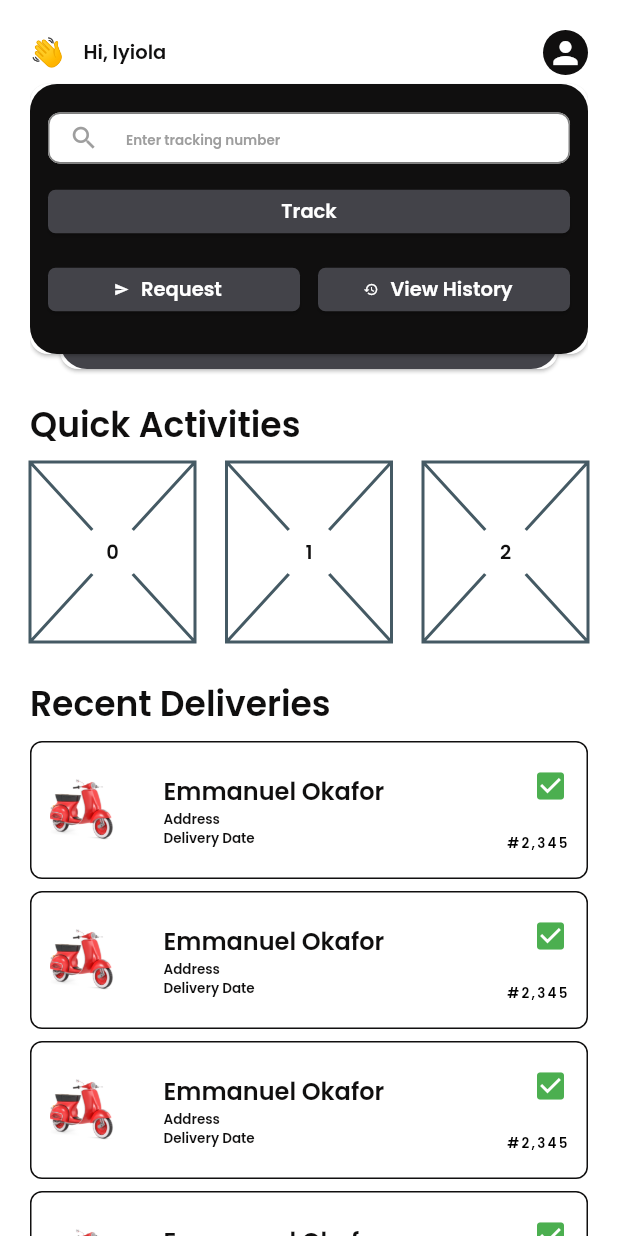
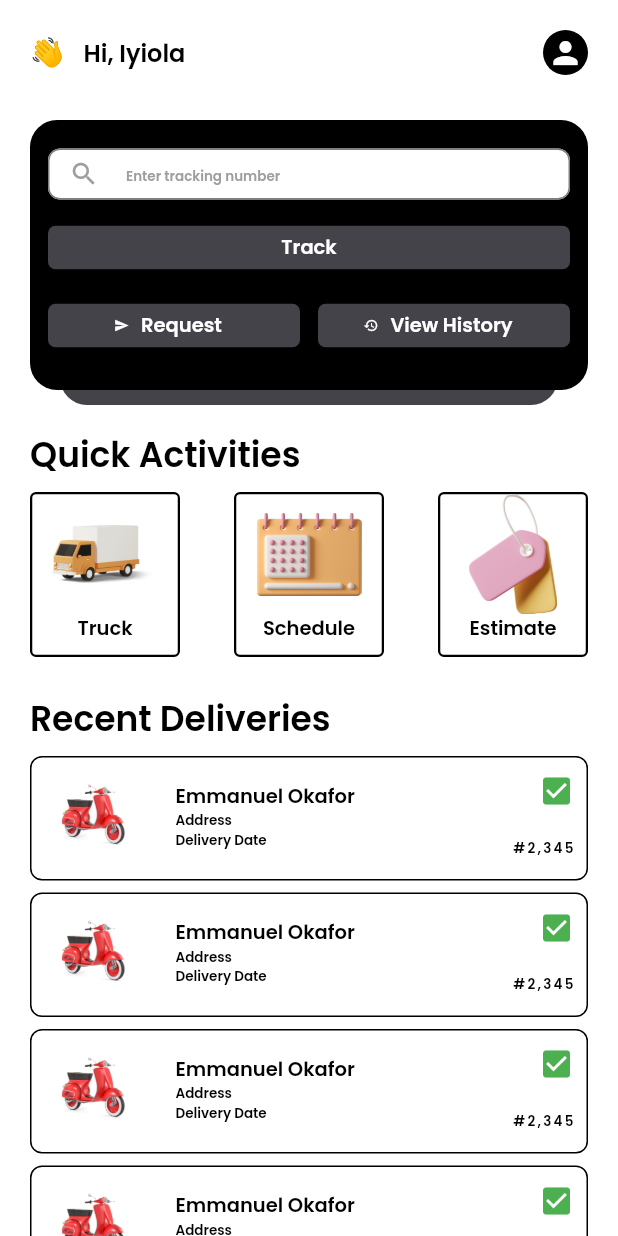
Before and after one commit to IyiolaJay/Dropman-mobile, a Flutter app: the screen it shows after launch, on a phone screen of 412 x 824 dp. Run offline on Flutter 3.47's test engine with Material 2 defaults, Android fonts, the phone set to English and light mode, and no system bars; our stand-ins replace flutter_svg, google_fonts, pin_code_fields, smooth_page_indicator.

Commit message:
completed dashboard design

```diff
--- a/lib/controller/dashboard/dashboard_controller.dart
+++ b/lib/controller/dashboard/dashboard_controller.dart
@@ -1,7 +1,9 @@
 import 'package:dropman/styles/typography.dart';
 import 'package:flutter/material.dart';
 
-import '../utils/dashboard_stack_card.dart';
+import '../../models/dashboard/quick_actions.dart';
+import '../utils/dashboard/dashboard_stack_card.dart';
+import '../utils/recent_deliveries.dart';
 
 class DashboardController extends StatelessWidget {
   const DashboardController({super.key});
@@ -9,22 +11,6 @@ class DashboardController extends StatelessWidget {
   @override
   Widget build(BuildContext context) {
     final mediaWidth = MediaQuery.of(context).size.width;
-
-    List<Widget> generateQuickActivities() {
-      return List.generate(3, (index) {
-        return SizedBox(
-          height: 120,
-          width: 110,
-          child: Placeholder(
-              child: Center(
-            child: CircleAvatar(
-              child:
-                  Text('$index', style: Theme.of(context).textTheme.bodySmall),
-            ),
-          )),
-        );
-      });
-    }
 
     return Column(
       mainAxisAlignment: MainAxisAlignment.start,
@@ -41,7 +27,7 @@ class DashboardController extends StatelessWidget {
             ),
             Text(
               "Hi, Iyiola",
-              style: Theme.of(context).textTheme.bodySmall,
+              style: Theme.of(context).textTheme.bodyMedium,
             ),
             const Spacer(),
             CircleAvatar(
@@ -54,10 +40,17 @@ class DashboardController extends StatelessWidget {
             ),
           ],
         ),
+        const SizedBox(
+          height: 20,
+        ),
+
+        //
         SizedBox(
           height: 200,
           child: DashboardCard(mediaWidth: mediaWidth),
         ),
+
+        //
         Padding(
           padding: const EdgeInsets.only(bottom: 8, top: kDefaultPadding - 4),
           child: Text(
@@ -66,10 +59,37 @@ class DashboardController extends StatelessWidget {
             textAlign: TextAlign.left,
           ),
         ),
+
+        //
         Row(
           mainAxisAlignment: MainAxisAlignment.spaceBetween,
-          children: generateQuickActivities(),
+          children: [
+            ...List.generate(3, (index) {
+              return Container(
+                alignment: Alignment.center,
+                height: 110,
+                width: 100,
+                decoration: BoxDecoration(
+                    border: Border.all(width: 1.5, color: Colors.black),
+                    borderRadius: BorderRadius.circular(4)),
+                child: Column(children: [
+                  Image.asset(
+                    q[index].imagePath,
+                    fit: BoxFit.scaleDown,
+                    height: 80,
+                    width: 70,
+                  ),
+                  Text(
+                    q[index].title,
+                    style: Theme.of(context).textTheme.bodySmall,
+                  )
+                ]),
+              );
+            })
+          ],
         ),
+
+        //
         Padding(
           padding: const EdgeInsets.only(bottom: 8, top: kDefaultPadding + 4),
           child: Text(
@@ -82,66 +102,7 @@ class DashboardController extends StatelessWidget {
         //
         ...List.generate(
           6,
-          (index) => Container(
-            padding: const EdgeInsets.all(12),
-            decoration: BoxDecoration(
-              border: Border.all(
-                width: 1,
-                color: Theme.of(context).colorScheme.secondary,
-              ),
-              borderRadius: BorderRadius.circular(8),
-            ),
-            margin: const EdgeInsets.only(bottom: 8),
-            child: ListTile(
-              leading: Container(
-                width: 60,
-                height: 60,
-                alignment: Alignment.center,
-                decoration: const BoxDecoration(shape: BoxShape.circle),
-                child: Image.asset(
-                  'assets/images/red-bike.png',
-                  fit: BoxFit.scaleDown,
-                  height: 60,
-                  width: 60,
-                ),
-              ),
-              ////
-
-              title: Text(
-                "Emmanuel Okafor",
-                style: Theme.of(context).textTheme.bodyMedium,
-              ),
-              subtitle: Column(
-                  crossAxisAlignment: CrossAxisAlignment.start,
-                  children: [
-                    Text(
-                      "Address",
-                      overflow: TextOverflow.ellipsis,
-                      style: Theme.of(context).textTheme.bodySmall!.copyWith(
-                            fontSize: 9,
-                          ),
-                    ),
-                    Text('Delivery Date',
-                        style: Theme.of(context).textTheme.bodySmall!.copyWith(
-                              fontSize: 9,
-                            )),
-                  ]),
-              trailing: Column(
-                crossAxisAlignment: CrossAxisAlignment.end,
-                mainAxisAlignment: MainAxisAlignment.spaceBetween,
-                children: const [
-                  Icon(
-                    Icons.check_box,
-                    color: Colors.green,
-                  ),
-                  Text(
-                    "#2,345",
-                  )
-                ],
-              ),
-              contentPadding: const EdgeInsets.all(0),
-            ),
-          ),
+          (index) => const RecentDeliveryItems(),
         ),
       ],
     );
--- a/lib/controller/onboarding/welcome_screen_controller.dart
+++ b/lib/controller/onboarding/welcome_screen_controller.dart
@@ -3,7 +3,7 @@ import 'package:smooth_page_indicator/smooth_page_indicator.dart';
 
 import '../../data/onboarding_data.dart';
 import 'package:dropman/styles/buttons.dart';
-import 'utils/onboarding/onboarding_contents.dart';
+import '../utils/onboarding/onboarding_contents.dart';
 import '../../view/authentication/sign_in_screen.dart';
 import '../../view/authentication/sign_up_screen.dart';
 
@@ -64,21 +64,25 @@ class _WelcomeControllerState extends State<WelcomeController> {
         SmoothPageIndicator(
           controller: _controller,
           count: onboardingPagesData.length,
-          effect:  ExpandingDotsEffect(
-              dotColor:const  Color(0xFF7F7F7F),
+          effect: ExpandingDotsEffect(
+              dotColor: const Color(0xFF7F7F7F),
               dotHeight: 5.5,
               dotWidth: 8,
               activeDotColor: theme.colorScheme.secondary),
         ),
+        const SizedBox(
+          height: 24,
+        ),
         Expanded(
+            flex: 0,
             child: Row(
               children: [
                 Expanded(
                   child: ElevatedButton(
                     onPressed: () {
-                  if (currentIndex == 2){
+                      if (currentIndex == 2) {
                         _navigatePages(currentIndex, "Sign In");
-                  }else{
+                      } else {
                         _navigatePages(currentIndex, null);
                       }
                     },
--- /dev/null
+++ b/lib/controller/utils/dashboard/dashboard_stack_card.dart
@@ -0,0 +1,48 @@
+import "package:flutter/material.dart";
+import "package:dropman/styles/colors.dart";
+
+import "../../../styles/typography.dart";
+import "dashboard_stack_card_items.dart";
+
+class DashboardCard extends StatelessWidget {
+  const DashboardCard({
+    super.key,
+    required this.mediaWidth,
+  });
+
+  final double mediaWidth;
+
+  @override
+  Widget build(BuildContext context) {
+    return Stack(
+      alignment: Alignment.center,
+      children: [
+        Positioned(
+          bottom: 0,
+          child: Container(
+            height: 180,
+            width: mediaWidth - kDefaultPadding * 4,
+            decoration: BoxDecoration(
+              color: kTertiaryColor,
+              borderRadius: BorderRadius.circular(18),
+            ),
+          ),
+        ),
+        Positioned(
+          bottom: 10,
+          child: Container(
+              height: 180,
+              width: mediaWidth - kDefaultPadding * 2,
+              decoration: BoxDecoration(
+                color: Theme.of(context).colorScheme.secondary,
+                borderRadius: BorderRadius.circular(18),
+              ),
+              child: const Padding(
+                padding: EdgeInsets.symmetric(vertical: 19, horizontal: 12),
+                child: DashboardCardItems(),
+              )),
+        ),
+      ],
+    );
+  }
+}
--- a/lib/controller/utils/dashboard_stack_card.dart
+++ /dev/null
@@ -1,52 +0,0 @@
-import "package:flutter/material.dart";
-import "package:dropman/styles/colors.dart";
-
-import "../../styles/typography.dart";
-import "dashboard_stack_card_items.dart";
-
-class DashboardCard extends StatelessWidget {
-  const DashboardCard({
-    super.key,
-    required this.mediaWidth,
-  });
-
-  final double mediaWidth;
-
-  @override
-  Widget build(BuildContext context) {
-    return Stack(
-      alignment: Alignment.center,
-      children: [
-        Positioned(
-          bottom:0,
-          child: Card(
-            child: Container(
-              height: 180,
-              width: mediaWidth - kDefaultPadding * 4,
-              decoration: BoxDecoration(
-                color: kTertiaryColor,
-                borderRadius: BorderRadius.circular(18),
-              ),
-            ),
-          ),
-        ),
-        Positioned(
-          bottom: 10,
-          child: Card(
-            child: Container(
-                height: 180,
-                width: mediaWidth - kDefaultPadding * 2,
-                decoration: BoxDecoration(
-                  color: Theme.of(context).colorScheme.secondary,
-                  borderRadius: BorderRadius.circular(18),
-                ),
-                child: const Padding(
-                  padding: EdgeInsets.symmetric(vertical: 19, horizontal: 12),
-                  child: DashboardCardItems(),
-                )),
-          ),
-        ),
-      ],
-    );
-  }
-}
--- /dev/null
+++ b/lib/controller/utils/recent_deliveries.dart
@@ -0,0 +1,68 @@
+import "package:flutter/material.dart";
+
+
+class RecentDeliveryItems extends StatelessWidget {
+  const RecentDeliveryItems({
+    super.key,
+  });
+
+  @override
+  Widget build(BuildContext context) {
+    return Container(
+      padding: const EdgeInsets.fromLTRB(20, 8, 8, 12),
+      decoration: BoxDecoration(
+        border: Border.all(
+          width: 1,
+          color: Theme.of(context).colorScheme.secondary,
+        ),
+        borderRadius: BorderRadius.circular(8),
+      ),
+      margin: const EdgeInsets.only(bottom: 8),
+      child: ListTile(
+        leading: Container(
+          width: 60,
+          height: 60,
+          alignment: Alignment.center,
+          child: Image.asset(
+            'assets/images/red-bike.png',
+            fit: BoxFit.cover,
+          ),
+        ),
+        ////
+
+        title: Text(
+          "Emmanuel Okafor",
+          style: Theme.of(context).textTheme.bodySmall,
+        ),
+        subtitle:
+            Column(crossAxisAlignment: CrossAxisAlignment.start, children: [
+          Text(
+            "Address",
+            overflow: TextOverflow.ellipsis,
+            style: Theme.of(context).textTheme.bodySmall!.copyWith(
+                  fontSize: 9,
+                ),
+          ),
+          Text('Delivery Date',
+              style: Theme.of(context).textTheme.bodySmall!.copyWith(
+                    fontSize: 9,
+                  )),
+        ]),
+        trailing: Column(
+          crossAxisAlignment: CrossAxisAlignment.end,
+          mainAxisAlignment: MainAxisAlignment.spaceBetween,
+          children: const [
+            Icon(
+              Icons.check_box,
+              color: Colors.green,
+            ),
+            Text(
+              "#2,345",
+            )
+          ],
+        ),
+        contentPadding: const EdgeInsets.all(0),
+      ),
+    );
+  }
+}
--- a/lib/main.dart
+++ b/lib/main.dart
@@ -1,5 +1,5 @@
 import 'package:dropman/view/dashboard/dashboard_screen.dart';
-// import 'package:dropman/view/onboarding/splash_screen.dart';
+import 'package:dropman/view/onboarding/splash_screen.dart';
 import 'package:flutter/material.dart';
 import 'package:dropman/styles/theme.dart';
 
--- /dev/null
+++ b/lib/models/dashboard/quick_actions.dart
@@ -0,0 +1,12 @@
+class QuickActions{
+  final String imagePath;
+  final String title;
+
+  const QuickActions(this.imagePath, this.title);
+}
+
+const q = [
+  QuickActions('assets/images/truck.png', 'Truck'),
+  QuickActions('assets/images/calendar.png', 'Schedule'),
+  QuickActions('assets/images/price-tag.png', 'Estimate'),
+];
--- a/lib/styles/colors.dart
+++ b/lib/styles/colors.dart
@@ -1,12 +1,11 @@
 import "package:flutter/material.dart";
-
-
 
 //primary color
 const Color kPrimaryColorWhite = Colors.white;
 
 //secondary color
-const Color kSecondaryColorBlack = Color.fromRGBO(16, 15, 15, 1);
+const Color kSecondaryColorBlack =
+    Colors.black; //Color.fromRGBO(16, 15, 15, 1);
 
 // tertiary color
 const Color kTertiaryColor = Color.fromRGBO(67, 67, 73, 1);
--- a/lib/view/dashboard/dashboard_screen.dart
+++ b/lib/view/dashboard/dashboard_screen.dart
@@ -8,6 +8,7 @@ class DashboardScreen extends StatelessWidget {
   @override
   Widget build(BuildContext context) {
     return const Scaffold(
+
         body: SingleChildScrollView(
           child: SafeArea(
             child: Padding(
```
Also changed, not shown: lib/controller/utils/dashboard/dashboard_stack_buttons.dart (renamed from lib/controller/utils/dashboard_stack_buttons.dart), lib/controller/utils/dashboard/dashboard_stack_card_items.dart (renamed from lib/controller/utils/dashboard_stack_card_items.dart), lib/controller/utils/onboarding/onboarding_contents.dart (renamed from lib/controller/onboarding/utils/onboarding/onboarding_contents.dart). Lines whose indentation alone changed are shown as unchanged.
